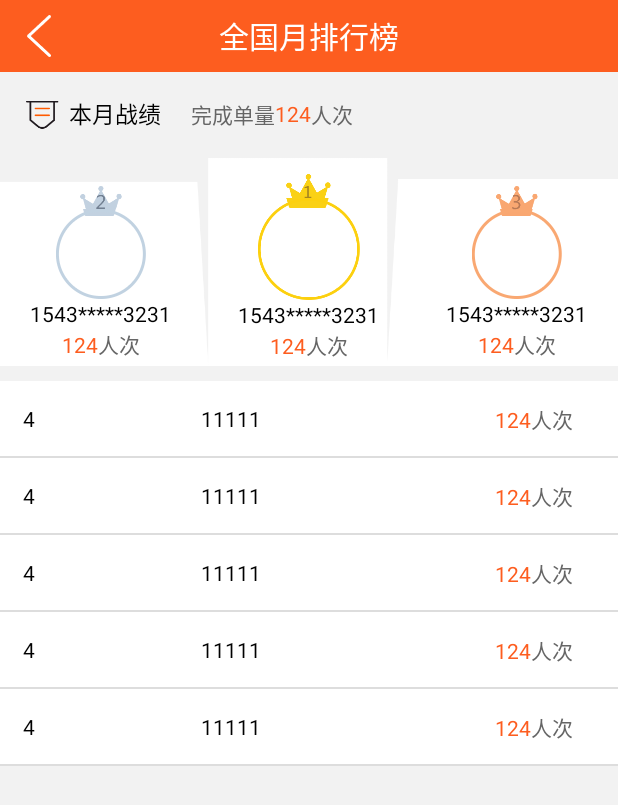
After one commit to VinqChan/Secret, an Android app: the RankingListActivity screen opened directly, with no data from a screen before it, on a phone screen of 412 x 824 dp. The commit adds this screen. Shown: the top 805 px of the screen. Run offline under Robolectric (Android 15) with nearby library versions, the phone set to English and light mode, and no system bars; our stand-ins replace ButterKnife; libraries missing offline, so code that uses them is left out: com.blankj.utilcode; 1 statement that could not run was skipped.

Commit message:
add ranking list pager

```diff
--- a/ShareUmbrella/app/src/main/AndroidManifest.xml
+++ b/ShareUmbrella/app/src/main/AndroidManifest.xml
@@ -103,6 +103,9 @@
         <activity
             android:name="com.vinchan.shareumbrella.activity.WalletActivity"
             android:theme="@style/Theme.AppCompat.Light.NoActionBar" />
+        <activity
+            android:name="com.vinchan.shareumbrella.activity.RankingListActivity"
+            android:theme="@style/Theme.AppCompat.Light.NoActionBar" />
     </application>
 
 </manifest>
--- a/ShareUmbrella/app/src/main/java/com/vinchan/shareumbrella/activity/PersonCenterActivity.java
+++ b/ShareUmbrella/app/src/main/java/com/vinchan/shareumbrella/activity/PersonCenterActivity.java
@@ -11,6 +11,7 @@ import android.widget.TextView;
 import com.blankj.utilcode.util.ActivityUtils;
 import com.dangong.oksan.R;
 import com.vinchan.shareumbrella.activity.base.BaseActivity;
+import com.vinchan.shareumbrella.adapter.RankingListAdapter;
 import com.vinchan.shareumbrella.view.pictureTaker.PictureTakeDialog;
 import com.vinchan.shareumbrella.view.pictureTaker.PictureTaker;
 import com.vinchan.shareumbrella.view.roundImage.RoundedImageView;
@@ -161,6 +162,7 @@ public class PersonCenterActivity extends BaseActivity {
             case R.id.history_rl:
                 break;
             case R.id.ranking_rl:
+                ActivityUtils.startActivity(RankingListActivity.class);
                 break;
             case R.id.invitation_rl:
                 break;
--- /dev/null
+++ b/ShareUmbrella/app/src/main/java/com/vinchan/shareumbrella/activity/RankingListActivity.java
@@ -0,0 +1,87 @@
+package com.vinchan.shareumbrella.activity;
+
+import android.os.Bundle;
+import android.support.v7.widget.LinearLayoutManager;
+import android.support.v7.widget.RecyclerView;
+import android.widget.ImageView;
+import android.widget.TextView;
+
+import com.dangong.oksan.R;
+import com.vinchan.shareumbrella.activity.base.BaseActivity;
+import com.vinchan.shareumbrella.adapter.RankingListAdapter;
+import com.vinchan.shareumbrella.model.OrderDetail;
+import com.vinchan.shareumbrella.view.roundImage.RoundedImageView;
+
+import java.util.ArrayList;
+import java.util.List;
+
+import butterknife.BindView;
+import butterknife.ButterKnife;
+import butterknife.OnClick;
+
+public class RankingListActivity extends BaseActivity {
+
+
+    @BindView(R.id.title_back_iv)
+    ImageView titleBackIv;
+    @BindView(R.id.title_tv)
+    TextView titleTv;
+    @BindView(R.id.own_info_iv)
+    ImageView ownInfoIv;
+    @BindView(R.id.wcdl_tv)
+    TextView wcdlTv;
+    @BindView(R.id.second_header_iv)
+    RoundedImageView secondHeaderIv;
+    @BindView(R.id.second_phone_tv)
+    TextView secondPhoneTv;
+    @BindView(R.id.second_tv)
+    TextView secondTv;
+    @BindView(R.id.first_header_iv)
+    RoundedImageView firstHeaderIv;
+    @BindView(R.id.first_phone_tv)
+    TextView firstPhoneTv;
+    @BindView(R.id.first_tv)
+    TextView firstTv;
+    @BindView(R.id.third_header_iv)
+    RoundedImageView thirdHeaderIv;
+    @BindView(R.id.third_phone_tv)
+    TextView thirdPhoneTv;
+    @BindView(R.id.third_tv)
+    TextView thirdTv;
+    @BindView(R.id.raking_recyclerview)
+    RecyclerView rakingRecyclerview;
+
+    private RankingListAdapter mAdapter;
+
+
+    @Override
+    protected void onCreate(Bundle savedInstanceState) {
+        super.onCreate(savedInstanceState);
+        setContentView(R.layout.activity_ranking_list);
+        ButterKnife.bind(this);
+        titleTv.setText(getString(R.string.ranking));
+        getData();
+    }
+
+    private void getData() {
+        List<OrderDetail.OrderDetailItem> list = new ArrayList<>();
+        for (int i = 0; i < 5; i++) {
+            OrderDetail.OrderDetailItem item = new OrderDetail().new OrderDetailItem();
+            item.setDeviceId("1");
+            item.setDeviceName("1");
+            item.setDeviceTypeId("1");
+            item.setInspectProjectId("1");
+            item.setProjectCycle("1");
+            list.add(item);
+        }
+        mAdapter = new RankingListAdapter(list,RankingListActivity.this);
+        rakingRecyclerview.setLayoutManager(new LinearLayoutManager(this));
+        rakingRecyclerview.setAdapter(mAdapter);
+    }
+
+
+    @OnClick(R.id.title_back_iv)
+    public void onViewClicked() {
+        finish();
+    }
+}
--- /dev/null
+++ b/ShareUmbrella/app/src/main/java/com/vinchan/shareumbrella/adapter/RankingListAdapter.java
@@ -0,0 +1,66 @@
+package com.vinchan.shareumbrella.adapter;
+
+import android.content.Context;
+import android.support.v7.widget.RecyclerView;
+import android.view.LayoutInflater;
+import android.view.View;
+import android.view.ViewGroup;
+import android.widget.TextView;
+
+import com.dangong.oksan.R;
+import com.vinchan.shareumbrella.model.OrderDetail;
+import com.vinchan.shareumbrella.view.roundImage.RoundedImageView;
+
+import java.util.ArrayList;
+import java.util.List;
+
+import butterknife.BindView;
+import butterknife.ButterKnife;
+
+/**
+ * Created by Administrator on 2018/6/3/003.
+ */
+
+public class RankingListAdapter extends RecyclerView.Adapter {
+
+    private List<OrderDetail.OrderDetailItem> listData = new ArrayList<>();
+    private Context mContext;
+
+
+    public RankingListAdapter(List<OrderDetail.OrderDetailItem> listData, Context mContext) {
+        this.listData = listData;
+        this.mContext = mContext;
+    }
+
+    @Override
+    public RecyclerView.ViewHolder onCreateViewHolder(ViewGroup parent, int viewType) {
+        View view = LayoutInflater.from(mContext).inflate(R.layout.item_raking_list,  parent, false);
+        return new RankingHoder(view);
+    }
+
+    @Override
+    public void onBindViewHolder(RecyclerView.ViewHolder holder, int position) {
+        final OrderDetail.OrderDetailItem order = listData.get(position);
+        ((RankingHoder) holder).phoneNumTv.setText("11111");
+    }
+
+    @Override
+    public int getItemCount() {
+        return listData.size();
+    }
+
+    class RankingHoder extends RecyclerView.ViewHolder {
+        @BindView(R.id.sequence_num_tv)
+        TextView sequenceNumTv;
+        @BindView(R.id.header_view)
+        RoundedImageView headerView;
+        @BindView(R.id.phone_num_tv)
+        TextView phoneNumTv;
+        @BindView(R.id.person_num_tv)
+        TextView personNumTv;
+        public RankingHoder(View itemView) {
+            super(itemView);
+            ButterKnife.bind(this, itemView);
+        }
+    }
+}
--- a/ShareUmbrella/app/src/main/res/drawable-v24/bg_login_button.xml
+++ b/ShareUmbrella/app/src/main/res/drawable-v24/bg_login_button.xml
@@ -1,8 +1,8 @@
 <?xml version="1.0" encoding="utf-8"?>
 <selector xmlns:android="http://schemas.android.com/apk/res/android" >
-    <item android:state_enabled="false" android:drawable="@drawable/bg_login_normal_shape"/>
-    <item android:state_focused="true" android:drawable="@drawable/bg_login_normal_shape"/>
-    <item android:state_pressed="true" android:drawable="@drawable/bg_login_normal_shape"/>
+    <item android:state_enabled="false" android:drawable="@drawable/bg_login_press_shape"/>
+    <item android:state_focused="true" android:drawable="@drawable/bg_login_press_shape"/>
+    <item android:state_pressed="true" android:drawable="@drawable/bg_login_press_shape"/>
     <item android:drawable="@drawable/bg_login_normal_shape"/>
 
 </selector>
--- a/ShareUmbrella/app/src/main/res/drawable-v24/bg_main_color_button.xml
+++ b/ShareUmbrella/app/src/main/res/drawable-v24/bg_main_color_button.xml
@@ -1,8 +1,8 @@
 <?xml version="1.0" encoding="utf-8"?>
 <selector xmlns:android="http://schemas.android.com/apk/res/android" >
-    <item android:state_enabled="false" android:drawable="@drawable/bg_login_normal_shape"/>
-    <item android:state_focused="true" android:drawable="@drawable/bg_login_normal_shape"/>
-    <item android:state_pressed="true" android:drawable="@drawable/bg_login_normal_shape"/>
+    <item android:state_enabled="false" android:drawable="@drawable/bg_login_press_shape"/>
+    <item android:state_focused="true" android:drawable="@drawable/bg_login_press_shape"/>
+    <item android:state_pressed="true" android:drawable="@drawable/bg_login_press_shape"/>
     <item android:drawable="@drawable/bg_login_normal_shape"/>
 
 </selector>
--- a/ShareUmbrella/app/src/main/res/drawable-v24/bg_verficode_login_press_shape.xml
+++ b/ShareUmbrella/app/src/main/res/drawable-v24/bg_verficode_login_press_shape.xml
@@ -3,12 +3,12 @@
     xmlns:android="http://schemas.android.com/apk/res/android"
     android:shape="rectangle">
     <!-- 填充的颜色 -->
-    <solid android:color="@color/white_color" />
+    <solid android:color="@color/gray_line_color" />
     <!-- 设置按钮的四个角为弧形 -->
     <!-- android:radius 弧形的半径 -->
     <corners android:radius="25dp" />
 
-    <stroke android:color="@color/bg_button_pressed_normal"
+    <stroke android:color="@color/main_color"
         android:width="1dp"
         />
 
--- a/ShareUmbrella/app/src/main/res/drawable-v24/bg_verfycode_login_button.xml
+++ b/ShareUmbrella/app/src/main/res/drawable-v24/bg_verfycode_login_button.xml
@@ -1,8 +1,8 @@
 <?xml version="1.0" encoding="utf-8"?>
 <selector xmlns:android="http://schemas.android.com/apk/res/android" >
-    <item android:state_enabled="false" android:drawable="@drawable/bg_verfycode_login_normal_shape"/>
-    <item android:state_focused="true" android:drawable="@drawable/bg_verfycode_login_normal_shape"/>
-    <item android:state_pressed="true" android:drawable="@drawable/bg_verfycode_login_normal_shape"/>
+    <item android:state_enabled="false" android:drawable="@drawable/bg_verficode_login_press_shape"/>
+    <item android:state_focused="true" android:drawable="@drawable/bg_verficode_login_press_shape"/>
+    <item android:state_pressed="true" android:drawable="@drawable/bg_verficode_login_press_shape"/>
     <item android:drawable="@drawable/bg_verfycode_login_normal_shape"/>
 
 </selector>
--- a/ShareUmbrella/app/src/main/res/drawable-v24/bg_white_button.xml
+++ b/ShareUmbrella/app/src/main/res/drawable-v24/bg_white_button.xml
@@ -1,8 +1,8 @@
 <?xml version="1.0" encoding="utf-8"?>
 <selector xmlns:android="http://schemas.android.com/apk/res/android" >
-    <item android:state_enabled="false" android:drawable="@drawable/bg_white_button_shape"/>
-    <item android:state_focused="true" android:drawable="@drawable/bg_white_button_shape"/>
-    <item android:state_pressed="true" android:drawable="@drawable/bg_white_button_shape"/>
+    <item android:state_enabled="false" android:drawable="@drawable/bg_verficode_login_press_shape"/>
+    <item android:state_focused="true" android:drawable="@drawable/bg_verficode_login_press_shape"/>
+    <item android:state_pressed="true" android:drawable="@drawable/bg_verficode_login_press_shape"/>
     <item android:drawable="@drawable/bg_white_button_shape"/>
 
 </selector>
--- /dev/null
+++ b/ShareUmbrella/app/src/main/res/layout/activity_ranking_list.xml
@@ -0,0 +1,231 @@
+<?xml version="1.0" encoding="utf-8"?>
+<LinearLayout xmlns:android="http://schemas.android.com/apk/res/android"
+    xmlns:tools="http://schemas.android.com/tools"
+    android:layout_width="match_parent"
+    android:layout_height="match_parent"
+    android:background="@color/backgroud_color"
+    android:gravity="center_horizontal"
+    android:orientation="vertical"
+    tools:context="com.vinchan.shareumbrella.activity.LoginActivity">
+
+
+    <include
+        android:id="@+id/title"
+        layout="@layout/common_title"></include>
+
+    <LinearLayout
+        android:layout_width="match_parent"
+        android:layout_height="wrap_content"
+        android:layout_margin="15dp"
+        android:gravity="center_vertical"
+        android:orientation="horizontal">
+
+        <ImageView
+            style="@style/CommonIconStyle"
+            android:src="@drawable/ic_phb_byjph" />
+
+        <TextView
+            android:layout_width="wrap_content"
+            android:layout_height="wrap_content"
+            android:text="本月战绩"
+            android:textColor="@color/black_color"
+            android:textSize="@dimen/secondary_title_text_size" />
+
+        <TextView
+            android:layout_width="wrap_content"
+            android:layout_height="wrap_content"
+            android:layout_marginLeft="20dp"
+            android:text="完成单量"
+            android:textColor="@color/gray_color"
+            android:textSize="@dimen/common_text_size" />
+
+        <TextView
+            android:id="@+id/wcdl_tv"
+            android:layout_width="wrap_content"
+            android:layout_height="wrap_content"
+            android:text="124"
+            android:textColor="@color/main_color"
+            android:textSize="@dimen/common_text_size" />
+
+        <TextView
+            android:layout_width="wrap_content"
+            android:layout_height="wrap_content"
+            android:text="人次"
+            android:textColor="@color/gray_color"
+            android:textSize="@dimen/common_text_size" />
+    </LinearLayout>
+
+    <LinearLayout
+        android:layout_width="match_parent"
+        android:layout_height="140dp"
+        android:background="@drawable/ic_phb_bg"
+        android:orientation="horizontal">
+
+        <LinearLayout
+            android:layout_width="wrap_content"
+            android:layout_height="wrap_content"
+            android:gravity="center"
+            android:orientation="vertical"
+            android:layout_weight="1"
+            android:paddingTop="20dp">
+
+            <ImageView
+                android:layout_width="60dp"
+                android:layout_height="15dp"
+                android:src="@drawable/ic_phb_02" />
+
+            <com.vinchan.shareumbrella.view.roundImage.RoundedImageView
+                android:id="@+id/second_header_iv"
+                android:layout_width="60dp"
+                android:layout_height="60dp"
+                android:layout_marginLeft="35dp"
+                android:layout_marginRight="35dp"
+                android:background="@drawable/ic_phb_tx02" />
+
+            <TextView
+                android:id="@+id/second_phone_tv"
+                android:layout_width="wrap_content"
+                android:layout_height="wrap_content"
+                android:gravity="center"
+                android:text="1543*****3231"
+                android:textColor="@color/black_color"
+                android:textSize="@dimen/common_text_size" />
+
+            <LinearLayout
+                android:layout_width="wrap_content"
+                android:layout_height="wrap_content"
+                android:orientation="horizontal">
+
+                <TextView
+                    android:id="@+id/second_tv"
+                    android:layout_width="wrap_content"
+                    android:layout_height="wrap_content"
+                    android:text="124"
+                    android:textColor="@color/main_color"
+                    android:textSize="@dimen/common_text_size" />
+
+                <TextView
+                    android:layout_width="wrap_content"
+                    android:layout_height="wrap_content"
+                    android:text="人次"
+                    android:textColor="@color/gray_color"
+                    android:textSize="@dimen/common_text_size" />
+            </LinearLayout>
+        </LinearLayout>
+
+
+        <LinearLayout
+            android:layout_width="wrap_content"
+            android:layout_height="wrap_content"
+            android:gravity="center"
+            android:orientation="vertical"
+            android:paddingTop="12dp"
+            android:layout_weight="1"
+            >
+
+            <ImageView
+                android:layout_width="63dp"
+                android:layout_height="16dp"
+                android:src="@drawable/ic_phb_01" />
+
+            <com.vinchan.shareumbrella.view.roundImage.RoundedImageView
+                android:id="@+id/first_header_iv"
+                android:layout_width="68dp"
+                android:layout_height="68dp"
+                android:layout_marginLeft="35dp"
+                android:layout_marginRight="35dp"
+                android:background="@drawable/ic_phb_tx01" />
+
+            <TextView
+                android:id="@+id/first_phone_tv"
+                android:layout_width="wrap_content"
+                android:layout_height="wrap_content"
+                android:gravity="center"
+                android:text="1543*****3231"
+                android:textColor="@color/black_color"
+                android:textSize="@dimen/common_text_size" />
+
+            <LinearLayout
+                android:layout_width="wrap_content"
+                android:layout_height="wrap_content"
+                android:orientation="horizontal">
+
+                <TextView
+                    android:id="@+id/first_tv"
+                    android:layout_width="wrap_content"
+                    android:layout_height="wrap_content"
+                    android:text="124"
+                    android:textColor="@color/main_color"
+                    android:textSize="@dimen/common_text_size" />
+
+                <TextView
+                    android:layout_width="wrap_content"
+                    android:layout_height="wrap_content"
+                    android:text="人次"
+                    android:textColor="@color/gray_color"
+                    android:textSize="@dimen/common_text_size" />
+            </LinearLayout>
+        </LinearLayout>
+
+        <LinearLayout
+            android:layout_width="wrap_content"
+            android:layout_height="wrap_content"
+            android:gravity="center"
+            android:orientation="vertical"
+            android:paddingTop="20dp"
+            android:layout_weight="1"
+            >
+
+            <ImageView
+                android:layout_width="60dp"
+                android:layout_height="15dp"
+                android:src="@drawable/ic_phb_03" />
+
+            <com.vinchan.shareumbrella.view.roundImage.RoundedImageView
+                android:id="@+id/third_header_iv"
+                android:layout_width="60dp"
+                android:layout_height="60dp"
+                android:layout_marginLeft="35dp"
+                android:layout_marginRight="35dp"
+                android:background="@drawable/ic_phb_tx03" />
+
+            <TextView
+                android:id="@+id/third_phone_tv"
+                android:layout_width="wrap_content"
+                android:layout_height="wrap_content"
+                android:gravity="center"
+                android:text="1543*****3231"
+                android:textColor="@color/black_color"
+                android:textSize="@dimen/common_text_size" />
+
+            <LinearLayout
+                android:layout_width="wrap_content"
+                android:layout_height="wrap_content"
+                android:orientation="horizontal">
+
+                <TextView
+                    android:id="@+id/third_tv"
+                    android:layout_width="wrap_content"
+                    android:layout_height="wrap_content"
+                    android:text="124"
+                    android:textColor="@color/main_color"
+                    android:textSize="@dimen/common_text_size" />
+
+                <TextView
+                    android:layout_width="wrap_content"
+                    android:layout_height="wrap_content"
+                    android:text="人次"
+                    android:textColor="@color/gray_color"
+                    android:textSize="@dimen/common_text_size" />
+            </LinearLayout>
+        </LinearLayout>
+
+    </LinearLayout>
+
+    <android.support.v7.widget.RecyclerView
+        android:id="@+id/raking_recyclerview"
+        android:layout_width="match_parent"
+        android:layout_height="match_parent"
+        android:layout_marginTop="10dp"></android.support.v7.widget.RecyclerView>
+
+</LinearLayout>
--- /dev/null
+++ b/ShareUmbrella/app/src/main/res/layout/item_raking_list.xml
@@ -0,0 +1,72 @@
+<?xml version="1.0" encoding="utf-8"?>
+<RelativeLayout xmlns:android="http://schemas.android.com/apk/res/android"
+    android:layout_width="match_parent"
+    android:layout_height="51dp"
+    android:background="@color/white_color"
+    android:orientation="horizontal"
+    android:gravity="center_vertical"
+    >
+
+    <LinearLayout
+        android:id="@+id/item_view"
+        android:layout_width="wrap_content"
+        android:layout_height="wrap_content"
+        android:orientation="horizontal"
+        >
+    <TextView
+        android:id="@+id/sequence_num_tv"
+        android:layout_width="wrap_content"
+        android:layout_height="wrap_content"
+        android:textColor="@color/black_color"
+        android:textSize="@dimen/common_text_size"
+        android:text="4"
+        android:layout_margin="15dp"
+        />
+    <com.vinchan.shareumbrella.view.roundImage.RoundedImageView
+        android:id="@+id/header_view"
+        android:layout_width="50dp"
+        android:layout_height="50dp"
+        android:layout_marginLeft="30dp"
+        />
+    <TextView
+        android:id="@+id/phone_num_tv"
+        android:layout_width="wrap_content"
+        android:layout_height="wrap_content"
+        android:textColor="@color/black_color"
+        android:textSize="@dimen/common_text_size"
+        android:text="1567****3323"
+        android:layout_margin="15dp"
+        />
+    </LinearLayout>
+    <LinearLayout
+        android:layout_width="wrap_content"
+        android:layout_height="wrap_content"
+        android:orientation="horizontal"
+        android:layout_centerVertical="true"
+        android:layout_alignParentRight="true"
+        android:layout_marginRight="30dp"
+        >
+
+        <TextView
+            android:id="@+id/person_num_tv"
+            android:layout_width="wrap_content"
+            android:layout_height="wrap_content"
+            android:text="124"
+            android:textColor="@color/main_color"
+            android:textSize="@dimen/common_text_size" />
+
+        <TextView
+            android:layout_width="wrap_content"
+            android:layout_height="wrap_content"
+            android:text="人次"
+            android:textColor="@color/gray_color"
+            android:textSize="@dimen/common_text_size" />
+    </LinearLayout>
+
+    <View
+        android:layout_width="match_parent"
+        android:layout_height="1dp"
+        android:layout_below="@+id/item_view"
+        android:background="@color/gray_line_color"
+        />
+</RelativeLayout>
--- a/ShareUmbrella/app/src/main/res/values/colors.xml
+++ b/ShareUmbrella/app/src/main/res/values/colors.xml
@@ -6,14 +6,14 @@
     <color name="transparent">#e0000000</color>
     <color name="main_color">#fd5d1f</color>
     <color name="white_color">#fff</color>
-    <color name="gray_color">#6C6C6C</color>
-    <color name="backgroud_color">#ffdddddd</color>
+    <color name="gray_color">#666</color>
+    <color name="backgroud_color">#F2F2F2</color>
     <color name="gray_line_color">#ffdddddd</color>
     <color name="gray_text_color">#999999</color>
     <color name="black_color">#000</color>
     <color name="yellow_color">#EADE32</color>
 
-    <color name="bg_button_pressed_normal">#808080</color>
+    <color name="bg_button_pressed_normal">#999999</color>
     <color name="bg_login_button_pressed_color">#fd5d1f</color>
     <color name="login_hint_text_color">#fff0f0f0</color>
 </resources>
--- a/ShareUmbrella/app/src/main/res/values/dimens.xml
+++ b/ShareUmbrella/app/src/main/res/values/dimens.xml
@@ -1,13 +1,14 @@
 <?xml version="1.0" encoding="utf-8"?>
 <resources>
 
+    <dimen name="common_text_size">14sp</dimen>
+    <dimen name="secondary_title_text_size">15sp</dimen>
+    <dimen name="common_button_text_size">16sp</dimen>
+    <dimen name="middle_small_text_size">18sp</dimen>
+    <dimen name="common_title_text_size">20sp</dimen>
+    <dimen name="middle_text_size">20sp</dimen>
+    <dimen name="big_text_size">30sp</dimen>
 
-    <dimen name="common_text_size">14sp</dimen>
-    <dimen name="middle_small_text_size">18sp</dimen>
-    <dimen name="middle_text_size">20sp</dimen>
-    <dimen name="common_button_text_size">16sp</dimen>
-    <dimen name="big_text_size">30sp</dimen>
-    <dimen name="common_title_text_size">20sp</dimen>
     <dimen name="common_title_icon_size">32dp</dimen>
     <dimen name="input_height">48dp</dimen>
     <dimen name="common_icon_size">25dp</dimen>
--- a/ShareUmbrella/app/src/main/res/values/strings.xml
+++ b/ShareUmbrella/app/src/main/res/values/strings.xml
@@ -9,6 +9,7 @@
     <string name="person_center">个人中心</string>
     <string name="scanner_borrow">扫码借伞</string>
     <string name="my_wallet">我的钱包</string>
+    <string name="ranking">全国月排行榜</string>
     <!--注册-->
     <string name="phone_number_hint">请输入手机号</string>
     <string name="account_password_hint">请输入密码</string>
```
Also changed, not shown: ShareUmbrella/app/src/main/res/drawable-hdpi/ic_ewmline.png (added).
